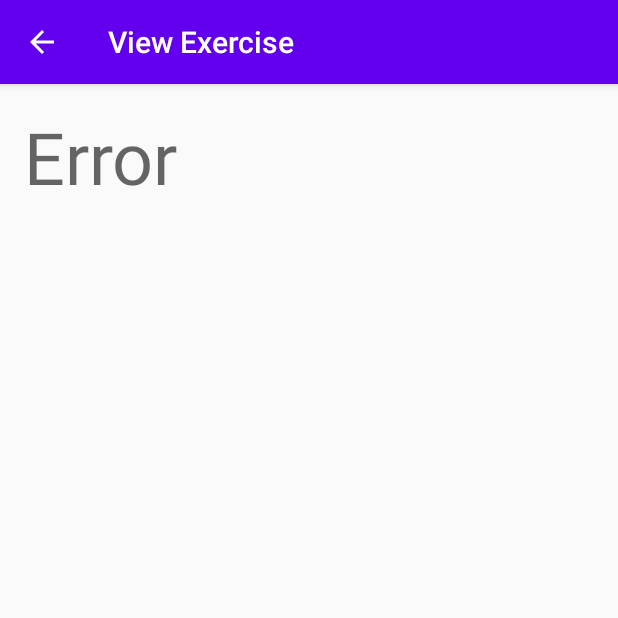
After one commit to noahjutz/Splitfit, an Android app: the ViewExerciseActivity screen opened directly, with no data from a screen before it, on a phone screen of 412 x 824 dp, the top half of it. The commit adds this screen. Run offline under Robolectric (Android 15) with nearby library versions, the phone set to English and light mode, and no system bars.

Commit message:
Add View Exercise Activity
Added an activity to view individual exercises, which is launched upon
tapping an exercise in the view routine activity

```diff
--- /dev/null
+++ b/app/src/main/java/com/noahjutz/gymroutines/ViewExerciseActivity.kt
@@ -0,0 +1,17 @@
+package com.noahjutz.gymroutines
+
+import androidx.appcompat.app.AppCompatActivity
+import android.os.Bundle
+import com.noahjutz.gymroutines.models.Exercise
+import kotlinx.android.synthetic.main.activity_view_exercise.*
+
+class ViewExerciseActivity : AppCompatActivity() {
+
+    override fun onCreate(savedInstanceState: Bundle?) {
+        super.onCreate(savedInstanceState)
+        setContentView(R.layout.activity_view_exercise)
+
+        val exercise = intent.getParcelableExtra<Exercise>(EXTRA_EXERCISE_TO_VIEW)
+        view_exercise_name.text = exercise?.name ?: "Error"
+    }
+}
--- /dev/null
+++ b/app/src/main/res/layout/activity_view_exercise.xml
@@ -0,0 +1,20 @@
+<?xml version="1.0" encoding="utf-8"?>
+<androidx.constraintlayout.widget.ConstraintLayout xmlns:android="http://schemas.android.com/apk/res/android"
+    xmlns:app="http://schemas.android.com/apk/res-auto"
+    xmlns:tools="http://schemas.android.com/tools"
+    android:layout_width="match_parent"
+    android:layout_height="match_parent"
+    tools:context=".ViewExerciseActivity">
+
+    <TextView
+        android:id="@+id/view_exercise_name"
+        android:layout_width="wrap_content"
+        android:layout_height="wrap_content"
+        android:layout_marginStart="16dp"
+        android:layout_marginLeft="16dp"
+        android:layout_marginTop="16dp"
+        android:textAppearance="@style/TextAppearance.MaterialComponents.Headline3"
+        app:layout_constraintStart_toStartOf="parent"
+        tools:text="Lunge"
+        app:layout_constraintTop_toTopOf="parent" />
+</androidx.constraintlayout.widget.ConstraintLayout>
```
Also changed, not shown: app/src/main/AndroidManifest.xml (+11 -3 lines), app/src/main/java/com/noahjutz/gymroutines/ViewRoutineActivity.kt (+21 -3 lines).
